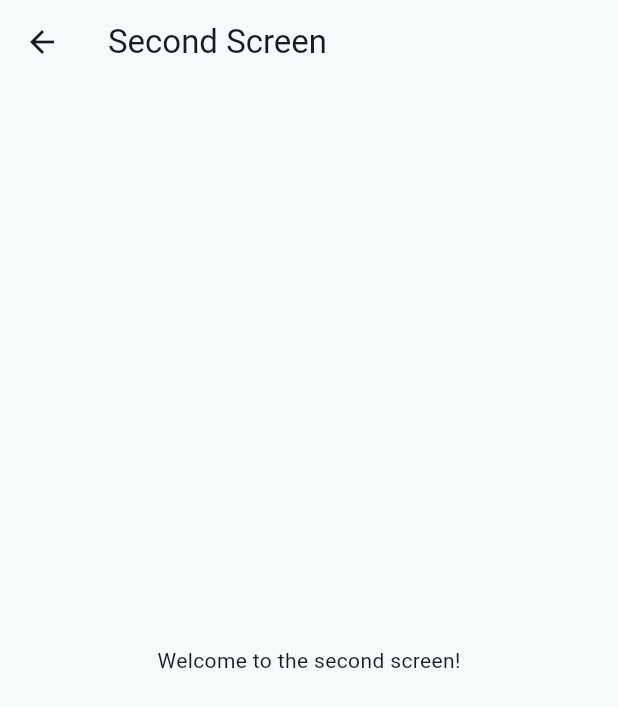
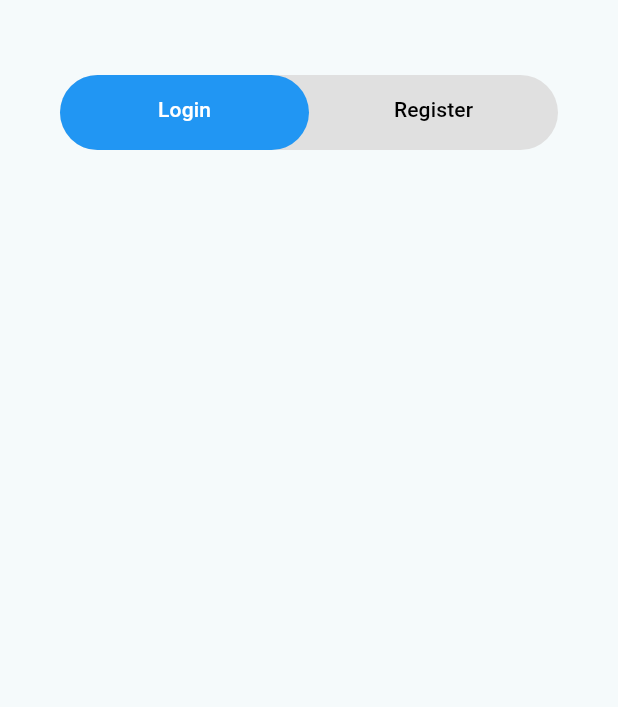
Before and after one commit to dnguyen0091/ResuMaker-Mobile, a Flutter app: the screen it shows after launch, after a tap on "Get Started", on a phone screen of 412 x 824 dp. Shown: the top 707 px of the screen. Run offline on Flutter 3.47's test engine with Material 3 defaults, Android fonts, the phone set to English and light mode, and no system bars; our stand-ins replace flutter_svg.

Commit message:
Add files via upload
Creation of slider for forms.

```diff
--- a/resumaker_mobile/lib/Forms/login.dart
+++ b/resumaker_mobile/lib/Forms/login.dart
@@ -0,0 +1,14 @@
+import 'package:flutter/material.dart';
+
+class LoginUser extends StatelessWidget
+{
+  @override
+  Widget build(BuildContext context)
+  {
+    return Scaffold(
+      body: Stack(
+
+      )
+    );
+  }
+}
--- a/resumaker_mobile/lib/Forms/register.dart
+++ b/resumaker_mobile/lib/Forms/register.dart
@@ -0,0 +1,14 @@
+import 'package:flutter/material.dart';
+
+class RegisterUser extends StatelessWidget
+{
+  @override
+  Widget build(BuildContext context)
+  {
+    return Scaffold(
+      body: Stack(
+
+      )
+    );
+  }
+}
--- a/resumaker_mobile/lib/Pages/enter_user.dart
+++ b/resumaker_mobile/lib/Pages/enter_user.dart
@@ -1,7 +1,107 @@
-import 'flutter package:flutter/material.dart';
+import 'package:flutter/material.dart';
 
+import '../Forms/login.dart';
+import '../Forms/register.dart';
 
-class EnterUser
-{
+class EnterUser extends StatefulWidget {
+  const EnterUser({super.key});
 
+  @override
+  State<EnterUser> createState() => _EnterUserState();
 }
+
+class _EnterUserState extends State<EnterUser> with SingleTickerProviderStateMixin {
+  late TabController _tabController;
+
+  @override
+  void initState() {
+    super.initState();
+    _tabController = TabController(length: 2, vsync: this);
+    _tabController.addListener(() {
+      setState(() {}); // Rebuild on tab change
+    });
+  }
+
+  @override
+  void dispose() {
+    _tabController.dispose();
+    super.dispose();
+  }
+
+  @override
+  Widget build(BuildContext context) {
+    return Scaffold(
+      body: SafeArea(
+        child: Column(
+          children: [
+            const SizedBox(height: 50),
+
+            // Animated custom tab bar
+            Padding(
+              padding: const EdgeInsets.symmetric(horizontal: 40.0),
+              child: Container(
+                height: 50,
+                decoration: BoxDecoration(
+                  color: Colors.grey.shade300,
+                  borderRadius: BorderRadius.circular(25.0),
+                ),
+                child: Stack(
+                  children: [
+                    // Animated selection indicator
+                    AnimatedPositioned(
+                      duration: const Duration(milliseconds: 200),
+                      curve: Curves.easeInOut,
+                      left: _tabController.index * (MediaQuery.of(context).size.width - 80) / 2,
+                      top: 0,
+                      bottom: 0,
+                      width: (MediaQuery.of(context).size.width - 80) / 2,
+                      child: Container(
+                        decoration: BoxDecoration(
+                          color: Colors.blue,
+                          borderRadius: BorderRadius.circular(25.0),
+                        ),
+                      ),
+                    ),
+                    // Tab bar (without its own indicator)
+                    TabBar(
+                      controller: _tabController,
+                      indicator: const BoxDecoration(), // No indicator
+                      dividerColor: Colors.transparent,
+                      overlayColor: MaterialStateProperty.all(Colors.transparent),
+                      labelColor: Colors.white,
+                      unselectedLabelColor: Colors.black,
+                      tabs: const [
+                        Tab(text: 'Login'),
+                        Tab(text: 'Register'),
+                      ],
+                    ),
+                  ],
+                ),
+              ),
+            ),
+
+            // Tab bar view for forms
+            Expanded(
+              child: TabBarView(
+                controller: _tabController,
+                children: [
+                  // Login form
+                  Padding(
+                    padding: const EdgeInsets.all(20.0),
+                    child: LoginUser(),
+                  ),
+
+                  // Register form
+                  Padding(
+                    padding: const EdgeInsets.all(20.0),
+                    child: RegisterUser(),
+                  ),
+                ],
+              ),
+            ),
+          ],
+        ),
+      ),
+    );
+  }
+}
--- a/resumaker_mobile/lib/Pages/home.dart
+++ b/resumaker_mobile/lib/Pages/home.dart
@@ -54,7 +54,7 @@ class HomeScreen extends StatelessWidget {
             right: 115,
             child: ElevatedButton(
               onPressed: () {
-                Navigator.pushNamed(context, '/second');
+                Navigator.pushNamed(context, '/enter_user');
               },
               style: ElevatedButton.styleFrom(
                 minimumSize: const Size(200, 50),
@@ -91,7 +91,7 @@ class HomeScreen extends StatelessWidget {
             right: 115,
             child: TextButton(
               onPressed: () {
-                Navigator.pushNamed(context, '/second');
+                Navigator.pushNamed(context, '/enter_user');
               },
               child: const Text(
                 'Already a user? Login',
```
